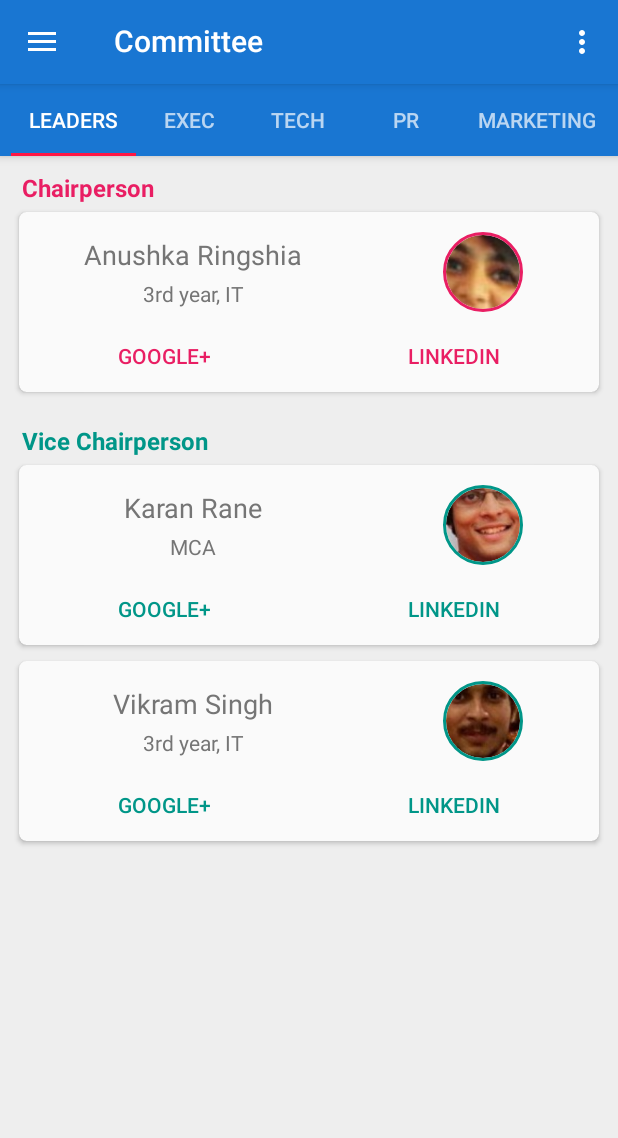
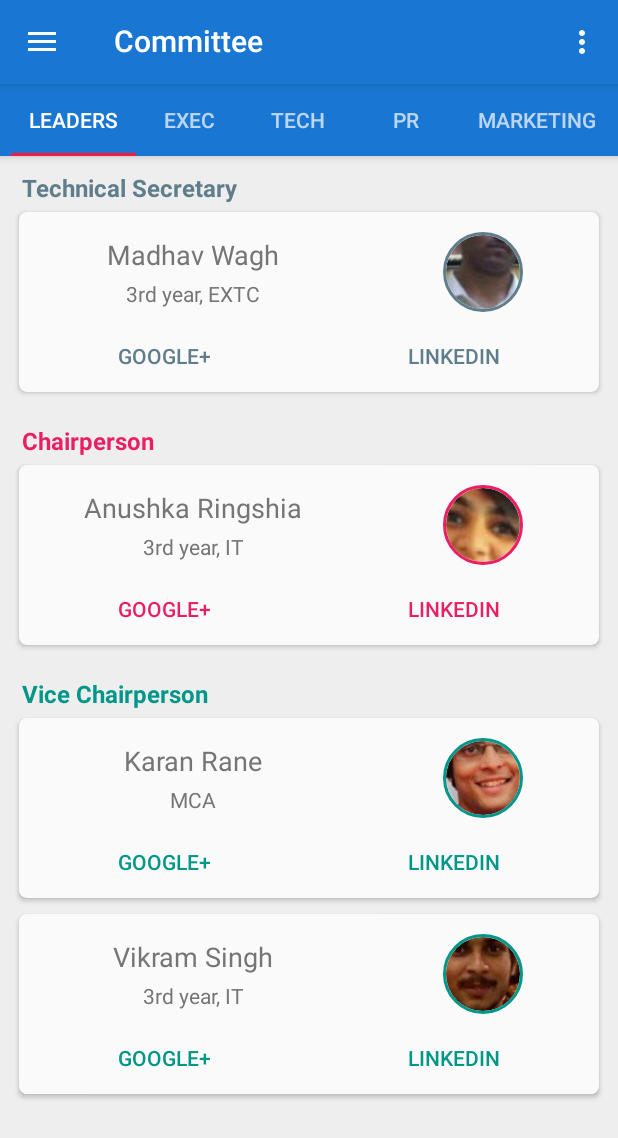
Before and after one commit to TejasBhitle/Matrix2017, an Android app: the screen it shows after launch (MainActivity), in the side drawer, after a tap on "Committee", on a phone screen of 412 x 824 dp. Shown: the top 1138 px of the screen. Run offline under Robolectric (Android 15) with nearby library versions, the phone set to English and light mode, and no system bars; our stand-ins replace CircleImageView, Picasso; libraries missing offline, so code that uses them is left out: android.support.v7; pictures from the network do not load.

Commit message:
More committee members

```diff
--- a/app/src/main/res/layout/fragment_leaders_committee.xml
+++ b/app/src/main/res/layout/fragment_leaders_committee.xml
@@ -14,10 +14,99 @@
     android:paddingLeft="@dimen/activity_horizontal_margin"
     android:paddingRight="@dimen/activity_horizontal_margin">
 
+    <!-- Technical Secretary -->
+    <TextView
+        android:layout_width="match_parent"
+        android:layout_height="wrap_content"
+        android:layout_marginLeft="@dimen/activity_horizontal_margin"
+        android:text="Technical Secretary"
+        android:textStyle="bold"
+        android:textSize="16sp"
+        android:textColor="@color/secretary" />
+    <android.support.v7.widget.CardView
+        android:layout_width="match_parent"
+        android:layout_height="wrap_content"
+        style="@style/About_Card">
+
+        <LinearLayout
+            android:layout_width="match_parent"
+            android:layout_height="wrap_content"
+            android:orientation="vertical">
+
+            <LinearLayout
+                android:layout_width="match_parent"
+                android:layout_height="wrap_content"
+                android:orientation="horizontal">
+
+                <LinearLayout
+                    android:layout_width="0dp"
+                    android:layout_weight="3"
+                    android:layout_height="wrap_content"
+                    android:orientation="vertical">
+                    <TextView
+                        android:layout_marginTop="16dp"
+                        android:layout_width="match_parent"
+                        android:layout_height="wrap_content"
+                        android:text="Madhav Wagh"
+                        android:textSize="18sp"
+                        android:textAlignment="center"/>
+                    <TextView
+                        android:layout_marginTop="4dp"
+                        android:layout_width="match_parent"
+                        android:layout_height="wrap_content"
+                        android:textAlignment="center"
+                        android:textSize="14sp"
+                        android:text="3rd year, EXTC"/>
+                </LinearLayout>
+
+                <LinearLayout
+                    android:layout_marginTop="8dp"
+                    android:layout_width="0dp"
+                    android:layout_weight="2"
+                    android:layout_height="@dimen/profile_height">
+
+                    <de.hdodenhof.circleimageview.CircleImageView
+                        android:id="@+id/pic_secretary_madhav"
+                        android:layout_width="match_parent"
+                        android:layout_height="match_parent"
+                        android:layout_margin="5dp"
+                        android:src="@drawable/secretary_madhav_wagh"
+                        app:civ_border_color="@color/secretary"
+                        app:civ_border_width="2dp" />
+                </LinearLayout>
+
+            </LinearLayout>
+
+            <LinearLayout
+                android:layout_width="match_parent"
+                android:layout_height="wrap_content"
+                android:orientation="horizontal">
+                <Button
+                    android:id="@+id/google_secretary_madhav"
+                    android:layout_width="0dp"
+                    android:layout_weight="1"
+                    android:layout_height="wrap_content"
+                    style="@style/Base.Widget.AppCompat.Button.Borderless.Colored"
+                    android:textColor="@color/secretary"
+                    android:text="Google+"/>
+                <Button
+                    android:id="@+id/linkedin_secretary_madhav"
+                    android:layout_width="0dp"
+                    android:layout_weight="1"
+                    android:layout_height="wrap_content"
+                    style="@style/Base.Widget.AppCompat.Button.Borderless.Colored"
+                    android:textColor="@color/secretary"
+                    android:text="LinkedIn"/>
+            </LinearLayout>
+
+        </LinearLayout>
+    </android.support.v7.widget.CardView>
+
     <!-- Chairperson -->
     <TextView
         android:layout_width="match_parent"
         android:layout_height="wrap_content"
+        android:layout_marginTop="16dp"
         android:layout_marginLeft="@dimen/activity_horizontal_margin"
         android:text="Chairperson"
         android:textStyle="bold"
--- a/app/src/main/res/values/colors.xml
+++ b/app/src/main/res/values/colors.xml
@@ -10,6 +10,7 @@
     <color name="secondary_text">#757575</color>
     <color name="dark_gray">#505050</color>
 
+    <color name="secretary">#607D8B</color>
     <color name="cp">#E91E63</color>
     <color name="vcp">#009688</color>
     <color name="exec">#FFA000</color>
```
Also changed, not shown: app/src/main/res/drawable/secretary_madhav_wagh.jpg (added), app/src/main/res/drawable/security_akhil_sardesai.jpg, app/src/main/res/drawable/security_russell_dmonte.jpg, app/src/main/res/drawable/security_saniya_santosh.jpg.
